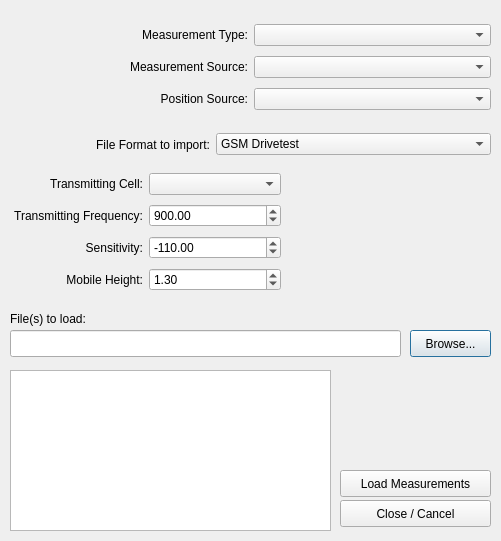
Above: Interface/LoadMeasurements.ui from brotherdust/qrap before the change. Below: the same form after it.
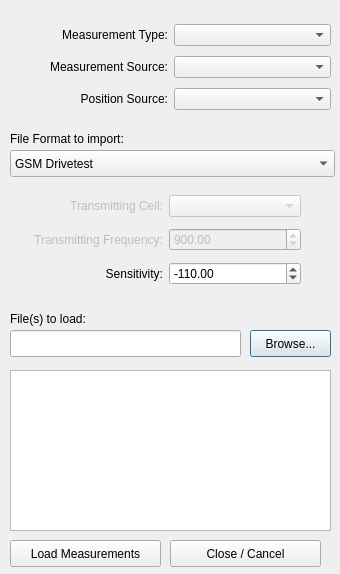
That is the form after the change. Icons and pictures are not drawn.

Commit message: Mostly adding measurements stuff and some improvements to core prediction

What changed in the file:
```diff
--- a/Interface/LoadMeasurements.ui
+++ b/Interface/LoadMeasurements.ui
@@ -9,8 +9,8 @@
    <rect>
     <x>0</x>
     <y>0</y>
-    <width>501</width>
-    <height>541</height>
+    <width>340</width>
+    <height>574</height>
    </rect>
   </property>
   <property name="windowTitle">
@@ -20,47 +20,6 @@
    <iconset>
     <normaloff>../../../../../../../../QRapBusy/Coverage.png</normaloff>../../../../../../../../QRapBusy/Coverage.png</iconset>
   </property>
-  <widget class="QWidget" name="layoutWidgetFF">
-   <property name="geometry">
-    <rect>
-     <x>10</x>
-     <y>130</y>
-     <width>481</width>
-     <height>29</height>
-    </rect>
-   </property>
-   <layout class="QHBoxLayout" name="layoutFileFormat">
-    <item>
-     <widget class="QLabel" name="lFileFormat">
-      <property name="text">
-       <string>File Format to import:</string>
-      </property>
-      <property name="alignment">
-       <set>Qt::AlignRight|Qt::AlignTrailing|Qt::AlignVCenter</set>
-      </property>
-     </widget>
-    </item>
-    <item>
-     <widget class="QComboBox" name="cBoxFileType">
-      <item>
-       <property name="text">
-        <string>GSM Drivetest</string>
-       </property>
-      </item>
-      <item>
-       <property name="text">
-        <string>CW space delimited Lat, Lon and RxLev</string>
-       </property>
-      </item>
-      <item>
-       <property name="text">
-        <string>CW *.csv with Timestamp, Lat, Lon, and RSSI </string>
-       </property>
-      </item>
-     </widget>
-    </item>
-   </layout>
-  </widget>
   <widget class="QLabel" name="lFiles">
    <property name="geometry">
     <rect>
@@ -79,7 +38,7 @@
     <rect>
      <x>10</x>
      <y>330</y>
-     <width>391</width>
+     <width>231</width>
      <height>27</height>
     </rect>
    </property>
@@ -87,7 +46,7 @@
   <widget class="QPushButton" name="pButtonBrowse">
    <property name="geometry">
     <rect>
-     <x>410</x>
+     <x>250</x>
      <y>330</y>
      <width>81</width>
      <height>27</height>
@@ -100,8 +59,8 @@
   <widget class="QPushButton" name="pButtonLoad">
    <property name="geometry">
     <rect>
-     <x>340</x>
-     <y>470</y>
+     <x>10</x>
+     <y>540</y>
      <width>151</width>
      <height>27</height>
     </rect>
@@ -115,7 +74,7 @@
     <rect>
      <x>10</x>
      <y>20</y>
-     <width>481</width>
+     <width>321</width>
      <height>95</height>
     </rect>
    </property>
@@ -174,8 +133,8 @@
   <widget class="QPushButton" name="pButtonClose">
    <property name="geometry">
     <rect>
-     <x>340</x>
-     <y>500</y>
+     <x>170</x>
+     <y>540</y>
      <width>151</width>
      <height>27</height>
     </rect>
@@ -187,17 +146,17 @@
   <widget class="QWidget" name="layoutWidget">
    <property name="geometry">
     <rect>
-     <x>10</x>
-     <y>170</y>
+     <x>30</x>
+     <y>190</y>
      <width>271</width>
-     <height>128</height>
+     <height>101</height>
     </rect>
    </property>
    <layout class="QGridLayout" name="gridLayout">
     <item row="0" column="0">
      <widget class="QLabel" name="lTxCell">
       <property name="enabled">
-       <bool>true</bool>
+       <bool>false</bool>
       </property>
       <property name="text">
        <string>Transmitting Cell:</string>
@@ -210,14 +169,14 @@
     <item row="0" column="1">
      <widget class="QComboBox" name="cBoxCell">
       <property name="enabled">
-       <bool>true</bool>
+       <bool>false</bool>
       </property>
      </widget>
     </item>
     <item row="1" column="0">
      <widget class="QLabel" name="lFrequency">
       <property name="enabled">
-       <bool>true</bool>
+       <bool>false</bool>
       </property>
       <property name="text">
        <string>Transmitting Frequency:</string>
@@ -230,7 +189,7 @@
     <item row="1" column="1">
      <widget class="QDoubleSpinBox" name="dSpinBoxFreq">
       <property name="enabled">
-       <bool>true</bool>
+       <bool>false</bool>
       </property>
       <property name="minimum">
        <double>30.000000000000000</double>
@@ -272,37 +231,49 @@
       </property>
      </widget>
     </item>
-    <item row="3" column="0">
-     <widget class="QLabel" name="lMobileHeight">
-      <property name="enabled">
-       <bool>true</bool>
-      </property>
-      <property name="text">
-       <string>    Mobile Height:</string>
-      </property>
-      <property name="alignment">
-       <set>Qt::AlignRight|Qt::AlignTrailing|Qt::AlignVCenter</set>
-      </property>
-     </widget>
-    </item>
-    <item row="3" column="1">
-     <widget class="QDoubleSpinBox" name="dSpinBoxMobileH">
-      <property name="enabled">
-       <bool>true</bool>
-      </property>
-      <property name="minimum">
-       <double>0.500000000000000</double>
-      </property>
-      <property name="maximum">
-       <double>30.000000000000000</double>
-      </property>
-      <property name="value">
-       <double>1.300000000000000</double>
-      </property>
-     </widget>
-    </item>
    </layout>
   </widget>
+  <widget class="QComboBox" name="cBoxFileType">
+   <property name="geometry">
+    <rect>
+     <x>10</x>
+     <y>150</y>
+     <width>325</width>
+     <height>27</height>
+    </rect>
+   </property>
+   <item>
+    <property name="text">
+     <string>GSM Drivetest</string>
+    </property>
+   </item>
+   <item>
+    <property name="text">
+     <string>CW space delimited Lat, Lon and RxLev</string>
+    </property>
+   </item>
+   <item>
+    <property name="text">
+     <string>CW *.csv with Timestamp, Lat, Lon, and RSSI </string>
+    </property>
+   </item>
+  </widget>
+  <widget class="QLabel" name="lFileFormat">
+   <property name="geometry">
+    <rect>
+     <x>10</x>
+     <y>130</y>
+     <width>146</width>
+     <height>17</height>
+    </rect>
+   </property>
+   <property name="text">
+    <string>File Format to import:</string>
+   </property>
+   <property name="alignment">
+    <set>Qt::AlignLeading|Qt::AlignLeft|Qt::AlignVCenter</set>
+   </property>
+  </widget>
  </widget>
  <resources/>
  <connections/>
```
Left out of the diff: 2 changed lines with no effect on the pictures. The commit also changes 55 other files.
